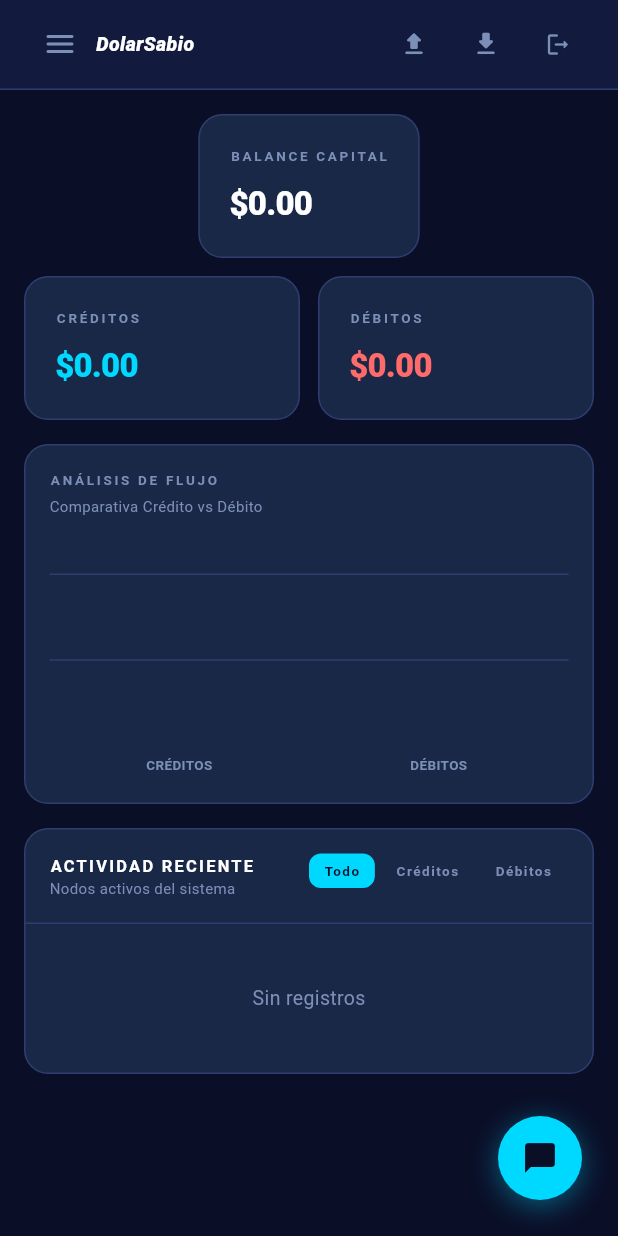
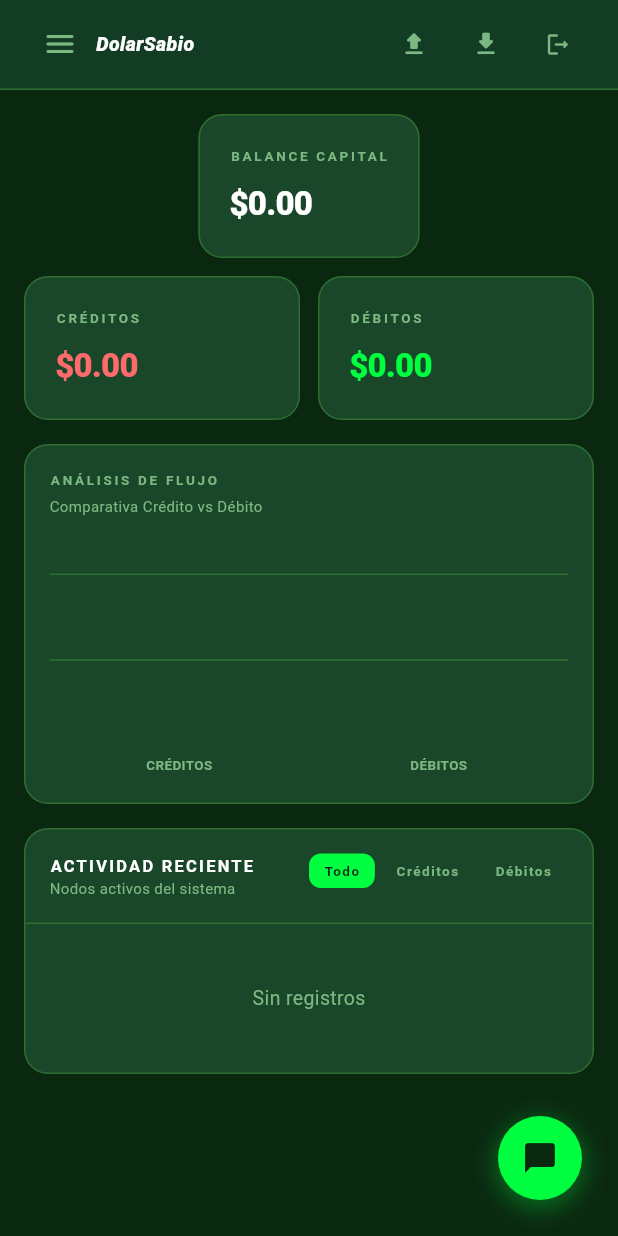
Before and after one commit to KevinCM41/DolarSabio, a Flutter app: the screen it shows once a user with an empty profile is signed in, on a phone screen of 412 x 824 dp. Run offline on Flutter 3.47's test engine with Material 3 defaults, Android fonts, the phone set to English and light mode, and no system bars; drawn by our look-alikes of fl_chart; our stand-ins replace cloud_firestore, file_picker, firebase_auth, firebase_core, google_sign_in, pdf and 1 more; missing offline and left inert: excel, file_saver; accounts and stored records are empty; network calls fail; Roboto replaces fonts that are missing (GoogleSans, RobotoMono).

Commit message:
Cambio en los colores 2

```diff
--- a/lib/screens/dashboard_screen.dart
+++ b/lib/screens/dashboard_screen.dart
@@ -40,17 +40,17 @@ class DashboardScreen extends StatelessWidget {
                   Expanded(child: _MetricCard(
                     label: 'CRÉDITOS TOTALES',
                     value: '\$${fmt.format(summary.totalIncomes)}',
-                    valueColor: AppTheme.accentPrimary,
+                    valueColor: AppTheme.accentRed,
                     subtitle: '● Flujo Positivo',
-                    subtitleColor: AppTheme.accentPrimary,
+                    subtitleColor: AppTheme.accentRed,
                   )),
                   const SizedBox(width: 12),
                   Expanded(child: _MetricCard(
                     label: 'DÉBITOS TOTALES',
                     value: '\$${fmt.format(summary.totalExpenses)}',
-                    valueColor: AppTheme.accentRed,
+                    valueColor: AppTheme.accentPrimary,
                     subtitle: '● Pasivos Totales',
-                    subtitleColor: AppTheme.accentRed,
+                    subtitleColor: AppTheme.accentPrimary,
                   )),
                 ],
               );
@@ -66,13 +66,13 @@ class DashboardScreen extends StatelessWidget {
                 Expanded(child: _MetricCard(
                   label: 'CRÉDITOS',
                   value: '\$${fmt.format(summary.totalIncomes)}',
-                  valueColor: AppTheme.accentPrimary,
+                  valueColor: AppTheme.accentRed,
                 )),
                 const SizedBox(width: 12),
                 Expanded(child: _MetricCard(
                   label: 'DÉBITOS',
                   value: '\$${fmt.format(summary.totalExpenses)}',
-                  valueColor: AppTheme.accentRed,
+                  valueColor: AppTheme.accentPrimary,
                 )),
               ]),
             ]);
@@ -225,7 +225,7 @@ class _FlowChart extends StatelessWidget {
                   BarChartGroupData(x: 0, barRods: [
                     BarChartRodData(
                       toY: summary.totalIncomes,
-                      color: AppTheme.accentPrimary,
+                      color: AppTheme.accentRed,
                       width: 40,
                       borderRadius: const BorderRadius.vertical(
                           top: Radius.circular(6)),
@@ -234,7 +234,7 @@ class _FlowChart extends StatelessWidget {
                   BarChartGroupData(x: 1, barRods: [
                     BarChartRodData(
                       toY: summary.totalExpenses,
-                      color: AppTheme.accentRed,
+                      color: AppTheme.accentPrimary,
                       width: 40,
                       borderRadius: const BorderRadius.vertical(
                           top: Radius.circular(6)),
@@ -419,14 +419,14 @@ class _RecentActivity extends StatelessWidget {
                       if (t.credito > 0)
                         Text('+\$${t.credito.toStringAsFixed(2)}',
                             style: const TextStyle(
-                                color: AppTheme.accentPrimary,
+                                color: AppTheme.accentRed,
                                 fontWeight: FontWeight.w700,
                                 fontFamily: 'RobotoMono',
                                 fontSize: 13)),
                       if (t.debito > 0)
                         Text('-\$${t.debito.toStringAsFixed(2)}',
                             style: const TextStyle(
-                                color: AppTheme.accentRed,
+                                color: AppTheme.accentPrimary,
                                 fontWeight: FontWeight.w700,
                                 fontFamily: 'RobotoMono',
                                 fontSize: 13)),
@@ -544,7 +544,7 @@ class _EditSheetState extends State<_EditSheet> {
               child: TextField(
                 controller: _debitoCtrl,
                 keyboardType: TextInputType.number,
-                style: const TextStyle(color: AppTheme.accentRed),
+                style: const TextStyle(color: AppTheme.accentPrimary),
                 decoration: const InputDecoration(labelText: 'DÉBITO'),
               ),
             ),
@@ -553,7 +553,7 @@ class _EditSheetState extends State<_EditSheet> {
               child: TextField(
                 controller: _creditoCtrl,
                 keyboardType: TextInputType.number,
-                style: const TextStyle(color: AppTheme.accentPrimary),
+                style: const TextStyle(color: AppTheme.accentRed),
                 decoration: const InputDecoration(labelText: 'CRÉDITO'),
               ),
             ),
--- a/lib/screens/spreadsheet_screen.dart
+++ b/lib/screens/spreadsheet_screen.dart
@@ -290,14 +290,14 @@ class _TransactionRow extends StatelessWidget {
           _InlineField(
               width: _kSpreadsheetColWidths[5],
               value: t.debito.toStringAsFixed(2),
-              textColor: AppTheme.accentRed,
+              textColor: AppTheme.accentPrimary,
               textAlign: TextAlign.right,
               onSave: (v) =>
                   onUpdate(t.id!, {'debito': double.tryParse(v) ?? t.debito})),
           _InlineField(
               width: _kSpreadsheetColWidths[6],
               value: t.credito.toStringAsFixed(2),
-              textColor: AppTheme.accentPrimary,
+              textColor: AppTheme.accentRed,
               textAlign: TextAlign.right,
               onSave: (v) => onUpdate(
                   t.id!, {'credito': double.tryParse(v) ?? t.credito})),
@@ -623,7 +623,7 @@ class _AddTransactionSheetState extends State<_AddTransactionSheet> {
                 child: TextFormField(
                   controller: _ctrls['debito'],
                   keyboardType: TextInputType.number,
-                  style: const TextStyle(color: AppTheme.accentRed, fontFamily: 'RobotoMono'),
+                  style: const TextStyle(color: AppTheme.accentPrimary, fontFamily: 'RobotoMono'),
                   decoration: InputDecoration(labelText: labels['debito'] ?? 'DÉBITO'),
                 ),
               ),
@@ -632,7 +632,7 @@ class _AddTransactionSheetState extends State<_AddTransactionSheet> {
                 child: TextFormField(
                   controller: _ctrls['credito'],
                   keyboardType: TextInputType.number,
-                  style: const TextStyle(color: AppTheme.accentPrimary, fontFamily: 'RobotoMono'),
+                  style: const TextStyle(color: AppTheme.accentRed, fontFamily: 'RobotoMono'),
                   decoration: InputDecoration(labelText: labels['credito'] ?? 'CRÉDITO'),
                 ),
               ),
--- a/lib/utils/theme.dart
+++ b/lib/utils/theme.dart
@@ -5,18 +5,18 @@ import 'package:flutter/material.dart';
 
 class AppTheme {
   // ── Colores base mejorados ────────────────────────────────────────────────
-  static const Color darkBg = Color(0xFF0A0E27);        // Azul oscuro profesional
-  static const Color darkSurface = Color(0xFF121B3D);   // Superficie más profunda
-  static const Color darkCard = Color(0xFF1A2847);      // Card con gradiente azul
-  static const Color darkBorder = Color(0xFF2E3E6F);    // Borde más visible
-  static const Color darkMuted = Color(0xFF7C8FB8);     // Gris azulado
+  static const Color darkBg = Color.fromARGB(255, 10, 39, 16);        // Azul oscuro profesional
+  static const Color darkSurface = Color.fromARGB(255, 18, 61, 36);   // Superficie más profunda
+  static const Color darkCard = Color.fromARGB(255, 26, 71, 41);      // Card con gradiente azul
+  static const Color darkBorder = Color.fromARGB(255, 46, 111, 49);    // Borde más visible
+  static const Color darkMuted = Color.fromARGB(255, 124, 184, 129);     // Gris azulado
   static const Color darkText = Color(0xFFF0F4FF);      // Blanco cálido
 
-  static const Color accentPrimary = Color(0xFF00D9FF); // Cyan vibrante
-  static const Color accentSecondary = Color(0xFF00B4E3); // Cyan oscuro
+  static const Color accentPrimary = Color.fromARGB(255, 0, 255, 64); // Cyan vibrante
+  static const Color accentSecondary = Color.fromARGB(255, 0, 227, 57); // Cyan oscuro
   static const Color accentRed = Color(0xFFFF6B6B);     // Rojo moderno
-  static const Color accentIndigo = Color(0xFF7C5CFF);  // Púrpura vibrante
-  static const Color accentGreen = Color(0xFF00F5A0);   // Verde neón
+  static const Color accentIndigo = Color.fromARGB(255, 255, 217, 92);  // Púrpura vibrante
+  static const Color accentGreen = Color.fromARGB(255, 200, 245, 0);   // Verde neón
 
   // ── ThemeData ─────────────────────────────────────────────────────────────
   static ThemeData get theme => ThemeData(
```
